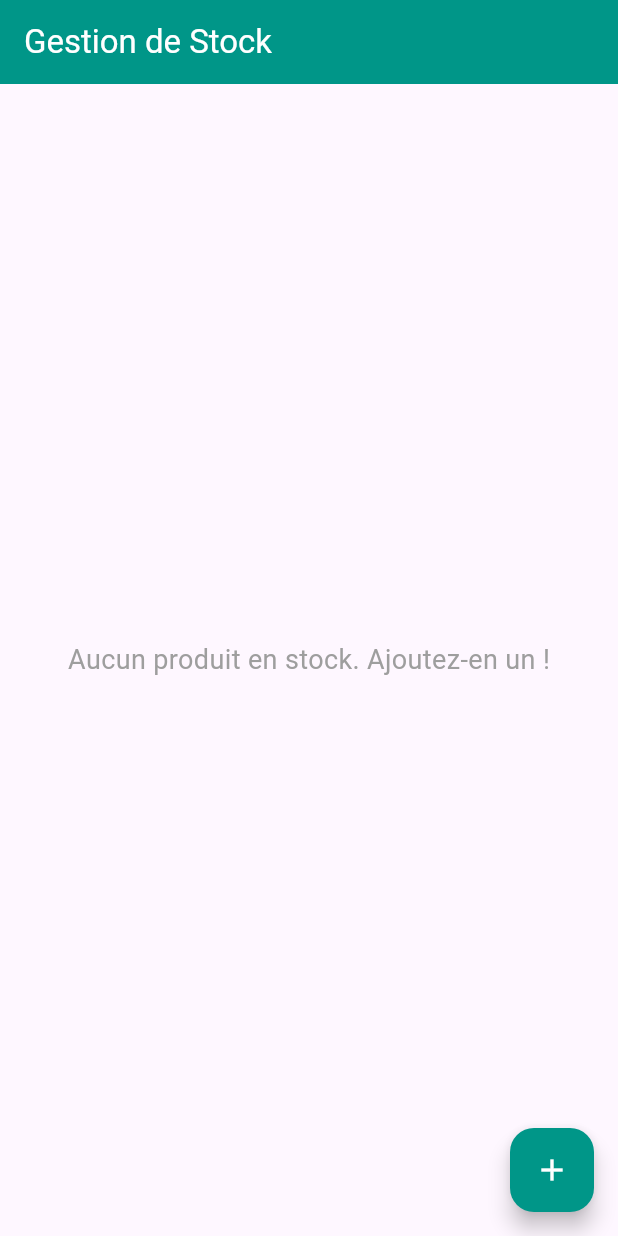
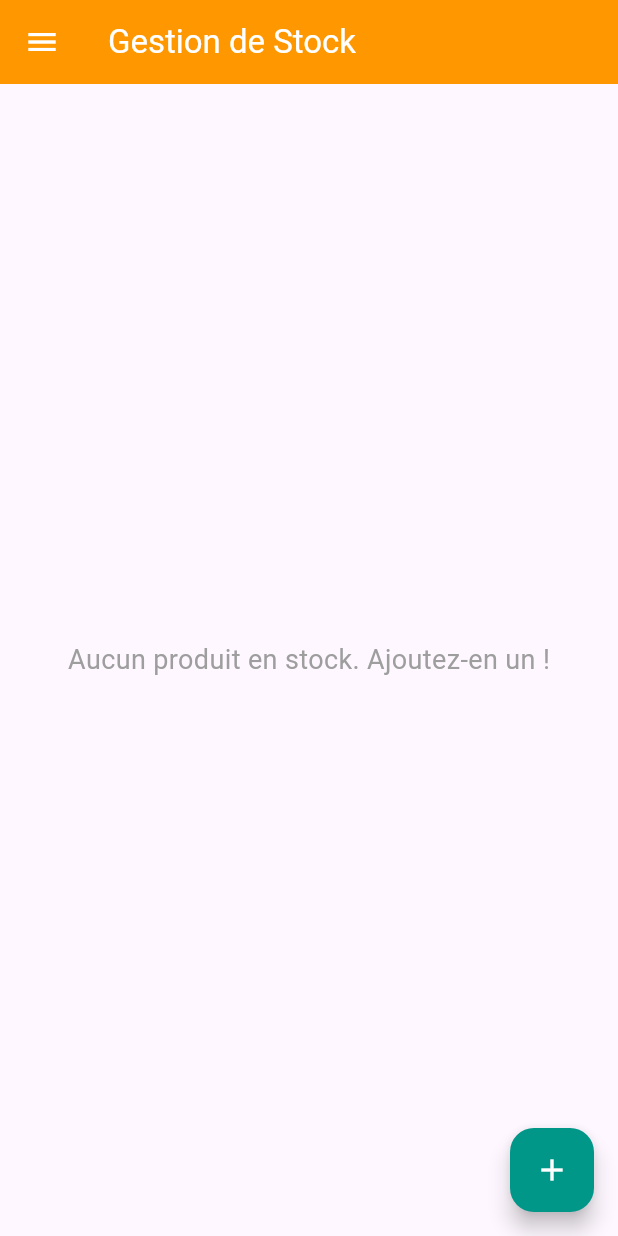
Before and after one commit to AlaouyIsmail/mobile-app2, a Flutter app: the HomeScreen screen opened directly, on a phone screen of 412 x 824 dp. Run offline on Flutter 3.47's test engine with Material 3 defaults, Android fonts, the phone set to English and light mode, and no system bars; our stand-ins replace sqflite; accounts and stored records are empty.

```diff
--- a/lib/screens/home_screen.dart
+++ b/lib/screens/home_screen.dart
@@ -3,6 +3,7 @@ import '../models/produit.dart';
 import '../database/db_helper.dart';
 import '../widgets/product_item.dart';
 import 'add_edit_product_screen.dart';
+import 'about_screen.dart'; // <-- Importation de la nouvelle page 'À Propos'
 
 class HomeScreen extends StatefulWidget {
   const HomeScreen({super.key});
@@ -44,9 +45,11 @@ class _HomeScreenState extends State<HomeScreen> {
 
     if (confirmed == true) {
       await _dbHelper.deleteProduit(id);
-      ScaffoldMessenger.of(context).showSnackBar(
-        SnackBar(content: Text('$nom supprimé.')),
-      );
+      if (mounted) {
+        ScaffoldMessenger.of(context).showSnackBar(
+          SnackBar(content: Text('$nom supprimé.')),
+        );
+      }
       _loadProducts(); // Recharger la liste après la suppression
     }
   }
@@ -88,9 +91,60 @@ class _HomeScreenState extends State<HomeScreen> {
     return Scaffold(
       appBar: AppBar(
         title: const Text('Gestion de Stock'),
-        backgroundColor: Colors.teal,
+        backgroundColor: Colors.orange,
         foregroundColor: Colors.white,
       ),
+
+      // --- DÉBUT DU MENU LATÉRAL (DRAWER) ---
+      drawer: Drawer(
+        child: ListView(
+          padding: EdgeInsets.zero,
+          children: <Widget>[
+            const DrawerHeader(
+              decoration: BoxDecoration(
+                color: Colors.teal,
+              ),
+              child: Column(
+                crossAxisAlignment: CrossAxisAlignment.start,
+                children: [
+                  Icon(Icons.inventory_2, color: Colors.white, size: 40),
+                  SizedBox(height: 8),
+                  Text(
+                    'Menu du Stock',
+                    style: TextStyle(
+                      color: Colors.white,
+                      fontSize: 24,
+                    ),
+                  ),
+                ],
+              ),
+            ),
+            // Lien vers la page Principale
+            ListTile(
+              leading: const Icon(Icons.home),
+              title: const Text('Accueil (Stock)'),
+              onTap: () {
+                Navigator.pop(context); // Ferme le drawer
+              },
+            ),
+            const Divider(),
+            // Lien vers la page À Propos
+            ListTile(
+              leading: const Icon(Icons.info),
+              title: const Text('À Propos'),
+              onTap: () {
+                Navigator.pop(context); // Ferme le drawer
+                Navigator.push(
+                  context,
+                  MaterialPageRoute(builder: (context) => const AboutScreen()),
+                );
+              },
+            ),
+          ],
+        ),
+      ),
+      // --- FIN DU MENU LATÉRAL (DRAWER) ---
+
       body: FutureBuilder<List<Produit>>(
         future: _produitsFuture,
         builder: (context, snapshot) {
```
Also changed, not shown: lib/screens/about_screen.dart (added, +81 -0 lines).
